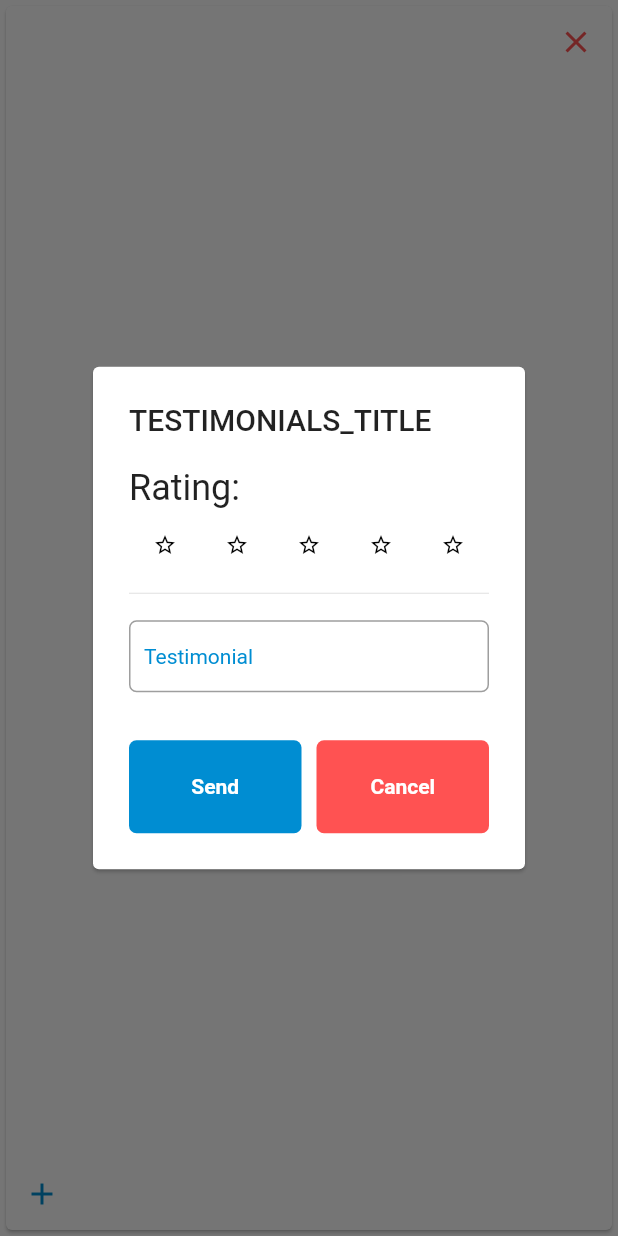
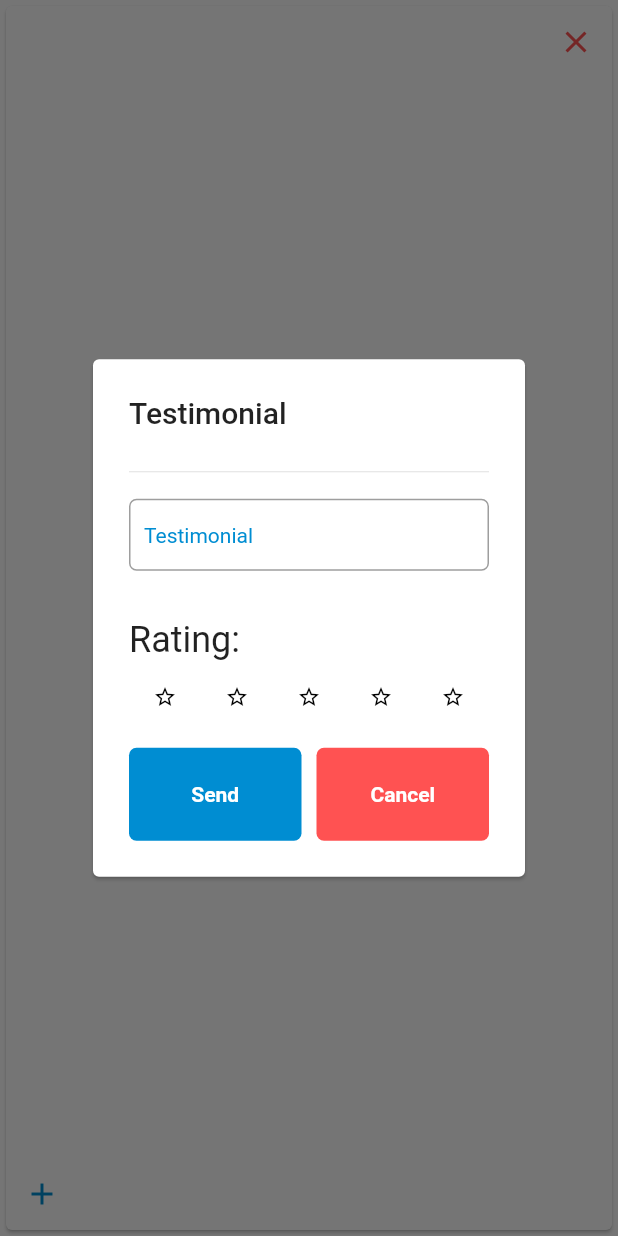
Before and after one commit to jacselpp/Git, a Flutter app: the TestimonialsWidget widget shown alone on an empty page, opened directly with empty values, after a tap on the "add" icon, on a phone screen of 412 x 824 dp. Run offline on Flutter 3.47's test engine with Material 2 defaults, Android fonts, the phone set to English and light mode, and no system bars; our stand-ins replace animated_theme_switcher, connectivity_plus, dio, firebase_core, firebase_messaging, floor and 6 more; accounts and stored records are empty; generated files the repository leaves out were written again; network calls fail.

Commit message:
fixed testimonials

```diff
--- a/lib/ui/widgets/add_testimonials_widget.dart
+++ b/lib/ui/widgets/add_testimonials_widget.dart
@@ -49,16 +49,8 @@ class _AddTestimonialsState extends State<AddTestimonials> {
       key: _formKey,
       child: Column(
         crossAxisAlignment: CrossAxisAlignment.start,
-        mainAxisSize: MainAxisSize.min,
+        mainAxisSize: MainAxisSize.max,
         children: [
-          Text(
-            locale.read('rating'),
-            style: Theme.of(context).textTheme.headline5,
-          ),
-          Row(
-            mainAxisAlignment: MainAxisAlignment.center,
-            children: _buildRating(),
-          ),
           const Divider(),
           const SizedBox(
             height: 10.0,
@@ -73,6 +65,17 @@ class _AddTestimonialsState extends State<AddTestimonials> {
               }
             },
             helperText: (_length > 0) ? '$_length > 20' : '',
+          ),
+          const SizedBox(
+            height: 10.0,
+          ),
+          Text(
+            locale.read('rating'),
+            style: Theme.of(context).textTheme.headline5,
+          ),
+          Row(
+            mainAxisAlignment: MainAxisAlignment.center,
+            children: _buildRating(),
           ),
           const SizedBox(
             height: 10.0,
@@ -115,6 +118,7 @@ class _AddTestimonialsState extends State<AddTestimonials> {
             icon: const Icon(
               Icons.star,
               size: 24.0,
+              color: Color(0xFFD4AF37),
             ),
           ),
         );
--- a/lib/ui/widgets/dialogs.dart
+++ b/lib/ui/widgets/dialogs.dart
@@ -176,7 +176,7 @@ AlertDialog showTestimonialsDialog(BuildContext context) {
   return AlertDialog(
     elevation: 1.0,
     title: Text(
-      locale.read('testimonials_title'.toUpperCase()),
+      locale.read('testimonial'),
     ),
     content: const SingleChildScrollView(
       child: AddTestimonials(),
--- a/lib/ui/widgets/testimonials_widget.dart
+++ b/lib/ui/widgets/testimonials_widget.dart
@@ -189,6 +189,7 @@ class _TestimonialsWidgetState extends State<TestimonialsWidget> {
         rating.add(const Icon(
           Icons.star,
           size: 20.0,
+          color: Color(0xFFD4AF37),
         ));
       } else {
         rating.add(const Icon(
```
